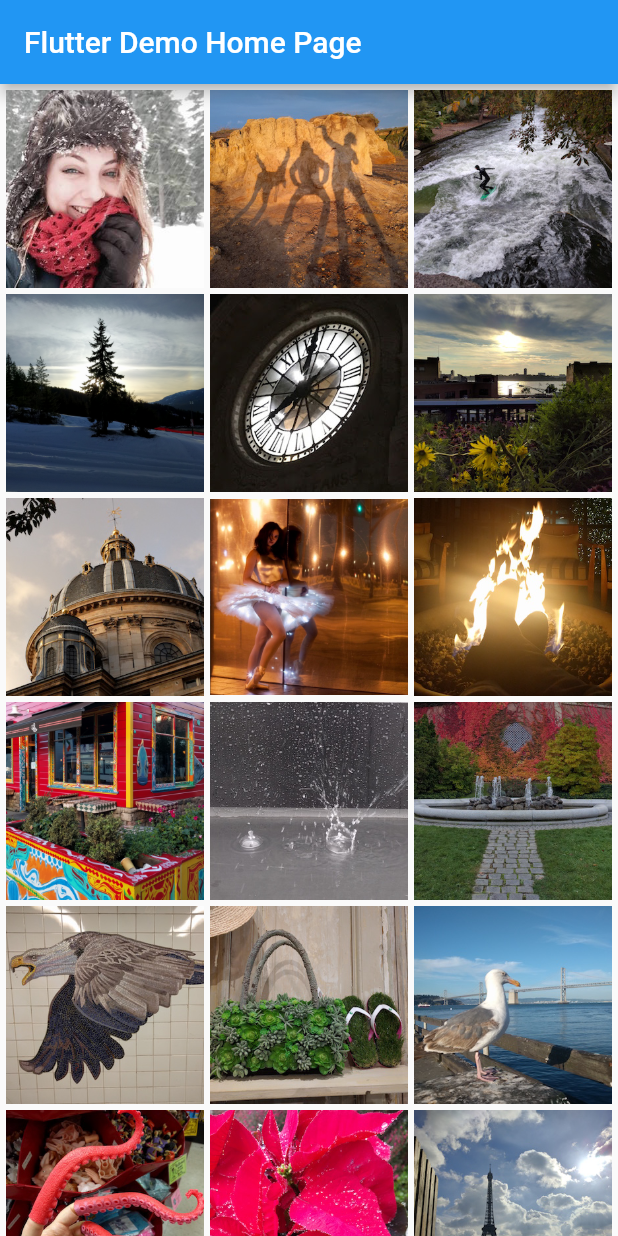
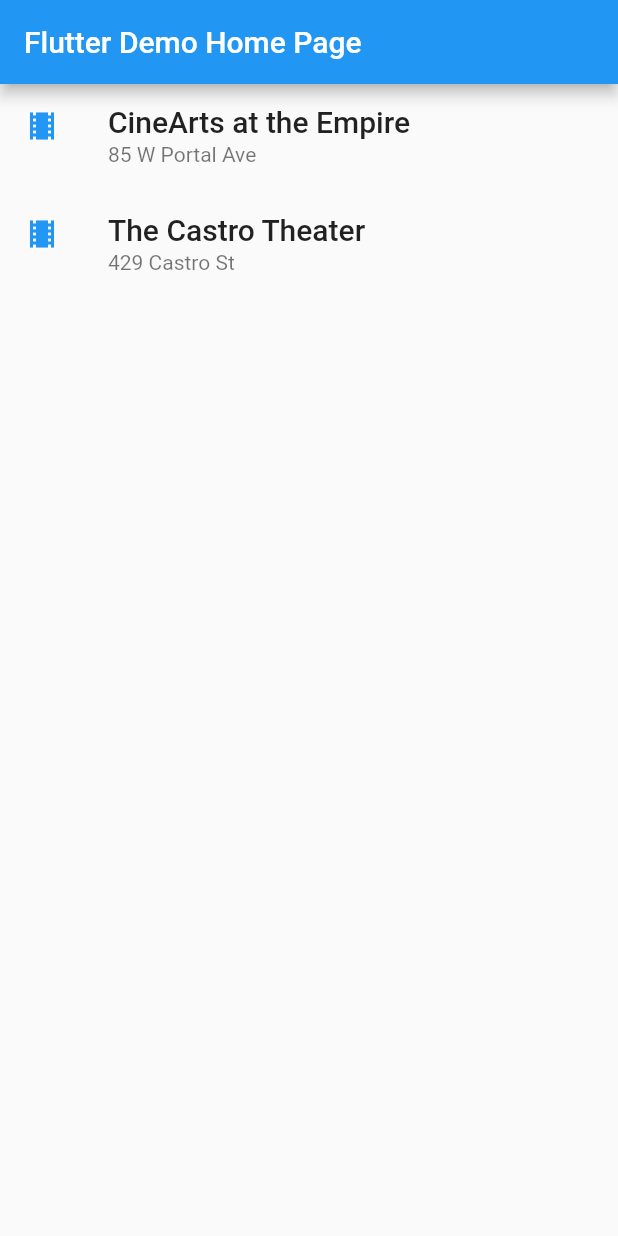
Before and after one commit to napoleon-na/FlutterTutorialsLayout, a Flutter app: the screen it shows after launch, on a phone screen of 412 x 824 dp. Run offline on Flutter 3.47's test engine with Material 2 defaults, Android fonts, the phone set to English and light mode, and no system bars.

Commit message:
Lay out multiple widgets vertically and horizontally - Common layout widgets : ListView

```diff
--- a/lib/main.dart
+++ b/lib/main.dart
@@ -150,24 +150,46 @@ class MyHomePage extends StatefulWidget {
   _MyHomePageState createState() => new _MyHomePageState();
 }
 
-List<Container> _buildGridTileList(int count) {
-  return List<Container>.generate(
-    count,
-    (int index) => Container(
-      child: Image.asset('images/pic${index+11}.jpg')
-    )
-  );
-}
+List<Widget> list = <Widget>[
+  ListTile(
+    title: Text('CineArts at the Empire',
+      style: TextStyle(fontWeight: FontWeight.w500, fontSize: 20.0)),
+    subtitle: Text('85 W Portal Ave'),
+    leading: Icon(
+        Icons.theaters,
+        color: Colors.blue[500],
+      ),
+    ),
+  ListTile(
+    title: Text('The Castro Theater',
+      style: TextStyle(fontWeight: FontWeight.w500, fontSize: 20.0)),
+    subtitle: Text('429 Castro St'),
+    leading: Icon(
+        Icons.theaters,
+        color: Colors.blue[500],
+      ),
+    ),
+  // leave out the rest of the column
+];
 
-Widget buildGrid() {
-  return GridView.extent(
-    maxCrossAxisExtent: 150.0,
-    padding: const EdgeInsets.all(4.0),
-    mainAxisSpacing: 4.0,
-    crossAxisSpacing: 4.0,
-    children: _buildGridTileList(30)
-  );
-}
+// List<Container> _buildGridTileList(int count) {
+//   return List<Container>.generate(
+//     count,
+//     (int index) => Container(
+//       child: Image.asset('images/pic${index+11}.jpg')
+//     )
+//   );
+// }
+
+// Widget buildGrid() {
+//   return GridView.extent(
+//     maxCrossAxisExtent: 150.0,
+//     padding: const EdgeInsets.all(4.0),
+//     mainAxisSpacing: 4.0,
+//     crossAxisSpacing: 4.0,
+//     children: _buildGridTileList(30)
+//   );
+// }
 
 class _MyHomePageState extends State<MyHomePage> {
   @override
@@ -361,7 +383,10 @@ class _MyHomePageState extends State<MyHomePage> {
         title: Text(widget.title),
       ),
       body: Center(
-        child: buildGrid(),
+        child: ListView(
+          children: list,
+        ),
+        // child: buildGrid(),
         // child: container,
         // child: Container(
         //   margin: EdgeInsets.fromLTRB(0.0, 40.0, 0.0, 30.0),
```
